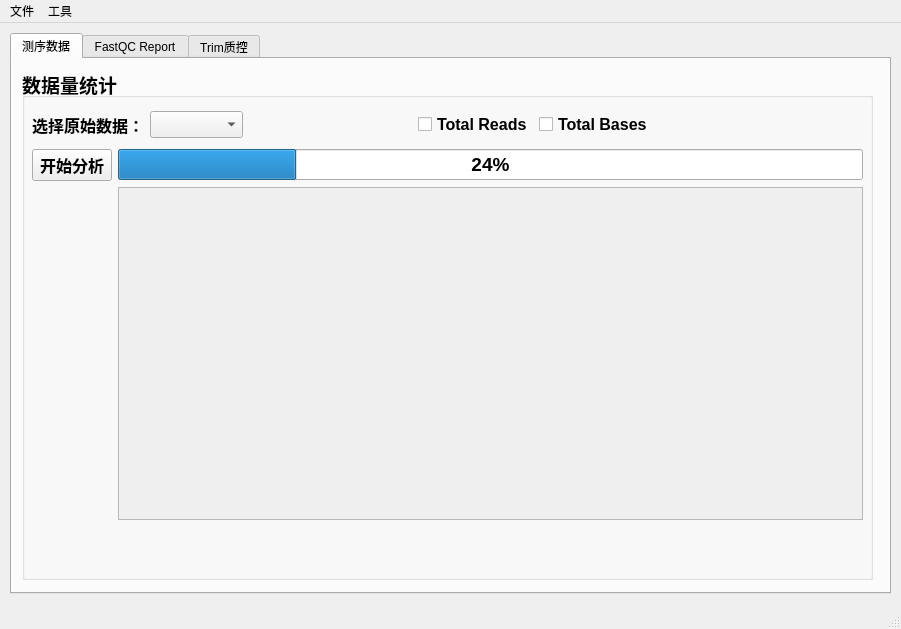
First picture: the form in ui_package/mainwindow.ui, repository yuanzheng/Metagenome, before the edit.
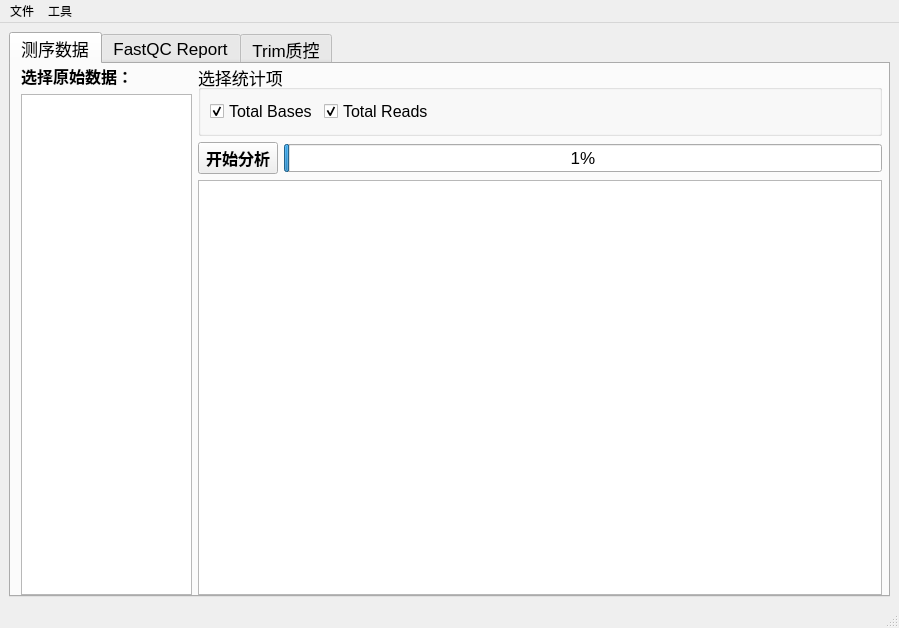
Second picture: the form after the edit. The open tabs and pages were chosen to show the change.

Commit message: Refacted fastq analysis tab

What changed in the file:
```diff
--- a/ui_package/mainwindow.ui
+++ b/ui_package/mainwindow.ui
@@ -6,22 +6,28 @@
    <rect>
     <x>0</x>
     <y>0</y>
-    <width>901</width>
-    <height>629</height>
+    <width>899</width>
+    <height>628</height>
    </rect>
   </property>
+  <property name="sizePolicy">
+   <sizepolicy hsizetype="Expanding" vsizetype="Expanding">
+    <horstretch>0</horstretch>
+    <verstretch>0</verstretch>
+   </sizepolicy>
+  </property>
   <property name="windowTitle">
    <string>Metagenome Analysis Tool</string>
   </property>
   <widget class="QWidget" name="centralwidget">
+   <layout class="QVBoxLayout" name="verticalLayout">
+    <item>
    <widget class="QTabWidget" name="tabWidget">
-    <property name="geometry">
-     <rect>
-      <x>10</x>
-      <y>10</y>
-      <width>881</width>
-      <height>561</height>
-     </rect>
+      <property name="font">
+       <font>
+        <family>Arial</family>
+        <pointsize>13</pointsize>
+       </font>
     </property>
     <property name="currentIndex">
      <number>1</number>
@@ -30,38 +36,18 @@
      <attribute name="title">
       <string>测序数据</string>
      </attribute>
-     <widget class="QGroupBox" name="groupBox_statistics">
+       <widget class="QWidget" name="horizontalLayoutWidget">
       <property name="geometry">
        <rect>
         <x>10</x>
-        <y>10</y>
-        <width>851</width>
-        <height>511</height>
-       </rect>
-      </property>
-      <property name="font">
-       <font>
-        <pointsize>14</pointsize>
-        <bold>true</bold>
-       </font>
-      </property>
-      <property name="title">
-       <string>数据量统计</string>
-      </property>
-      <widget class="QWidget" name="verticalLayoutWidget">
-       <property name="geometry">
-        <rect>
-         <x>10</x>
-         <y>30</y>
-         <width>621</width>
-         <height>51</height>
-        </rect>
-       </property>
-       <layout class="QVBoxLayout" name="verticalLayout">
+          <y>0</y>
+          <width>861</width>
+          <height>531</height>
+         </rect>
+        </property>
+        <layout class="QHBoxLayout" name="horizontalLayout" stretch="1,4">
         <item>
-         <layout class="QHBoxLayout" name="horizontalLayout">
-          <item>
-           <layout class="QHBoxLayout" name="horizontalLayout_2">
+          <layout class="QVBoxLayout" name="verticalLayout_6" stretch="0,1">
             <item>
              <widget class="QLabel" name="label_1">
               <property name="maximumSize">
@@ -72,6 +58,7 @@
               </property>
               <property name="font">
                <font>
+               <family>Arial</family>
                 <pointsize>12</pointsize>
                 <bold>true</bold>
                </font>
@@ -85,12 +72,77 @@
              </widget>
             </item>
             <item>
-             <widget class="QComboBox" name="comboBox">
+            <widget class="QListWidget" name="listWidget_fastq_analysis">
+             <property name="sizePolicy">
+              <sizepolicy hsizetype="Preferred" vsizetype="Expanding">
+               <horstretch>0</horstretch>
+               <verstretch>0</verstretch>
+              </sizepolicy>
+             </property>
               <property name="font">
                <font>
+               <family>Arial</family>
                 <pointsize>12</pointsize>
-                <bold>true</bold>
-               </font>
+              </font>
+             </property>
+             <property name="alternatingRowColors">
+              <bool>false</bool>
+             </property>
+             <property name="selectionMode">
+              <enum>QAbstractItemView::SelectionMode::MultiSelection</enum>
+             </property>
+             <property name="selectionRectVisible">
+              <bool>false</bool>
+             </property>
+            </widget>
+           </item>
+          </layout>
+         </item>
+         <item>
+          <layout class="QVBoxLayout" name="verticalLayout_7" stretch="0,0,1">
+           <item>
+            <widget class="QGroupBox" name="groupBox_fastq_analysis">
+             <property name="sizePolicy">
+              <sizepolicy hsizetype="Expanding" vsizetype="Expanding">
+               <horstretch>0</horstretch>
+               <verstretch>0</verstretch>
+              </sizepolicy>
+             </property>
+             <property name="title">
+              <string>选择统计项</string>
+             </property>
+             <layout class="QHBoxLayout" name="horizontalLayout_3" stretch="0,0,1">
+              <item>
+               <widget class="QCheckBox" name="checkBox_total_bases">
+                <property name="font">
+                 <font>
+                  <family>Arial</family>
+                  <pointsize>12</pointsize>
+                  <bold>false</bold>
+                 </font>
+                </property>
+                <property name="text">
+                 <string>Total Bases</string>
+                </property>
+                <property name="checked">
+                 <bool>true</bool>
+                </property>
+               </widget>
+              </item>
+              <item>
+               <widget class="QCheckBox" name="checkBox_total_reads">
+                <property name="font">
+                 <font>
+                  <family>Arial</family>
+                  <pointsize>12</pointsize>
+                  <bold>false</bold>
+                 </font>
+                </property>
+                <property name="text">
+                 <string>Total Reads</string>
+                </property>
+                <property name="checked">
+                 <bool>true</bool>
               </property>
              </widget>
             </item>
@@ -107,82 +159,19 @@
               </property>
              </spacer>
             </item>
-            <item>
-             <widget class="QCheckBox" name="checkBox_reads">
-              <property name="font">
-               <font>
-                <pointsize>12</pointsize>
-                <bold>true</bold>
-               </font>
-              </property>
-              <property name="text">
-               <string>Total Reads</string>
-              </property>
-             </widget>
-            </item>
-            <item>
-             <widget class="QCheckBox" name="checkBox_bases">
-              <property name="font">
-               <font>
-                <pointsize>12</pointsize>
-                <bold>true</bold>
-               </font>
-              </property>
-              <property name="text">
-               <string>Total Bases</string>
-              </property>
-             </widget>
-            </item>
-           </layout>
-          </item>
-         </layout>
-        </item>
-       </layout>
-      </widget>
-      <widget class="QWidget" name="gridLayoutWidget">
-       <property name="geometry">
-        <rect>
-         <x>10</x>
-         <y>80</y>
-         <width>831</width>
-         <height>371</height>
-        </rect>
-       </property>
-       <layout class="QGridLayout" name="gridLayout_2">
-        <item row="2" column="1">
-         <widget class="QScrollArea" name="scrollArea">
-          <property name="widgetResizable">
-           <bool>true</bool>
-          </property>
-          <widget class="QWidget" name="scrollAreaWidgetContents">
-           <property name="geometry">
-            <rect>
-             <x>0</x>
-             <y>0</y>
-             <width>734</width>
-             <height>317</height>
-            </rect>
-           </property>
-          </widget>
-         </widget>
-        </item>
-        <item row="1" column="1">
-         <widget class="QProgressBar" name="progressBar_rawdata_analysis">
-          <property name="value">
-           <number>24</number>
-          </property>
-         </widget>
-        </item>
-        <item row="0" column="0">
-         <layout class="QVBoxLayout" name="verticalLayout_2"/>
-        </item>
-        <item row="1" column="0">
+             </layout>
+            </widget>
+           </item>
+           <item>
+            <layout class="QHBoxLayout" name="horizontalLayout_2" stretch="0,1">
+             <item>
          <widget class="QPushButton" name="button_analysis_start">
           <property name="enabled">
            <bool>true</bool>
           </property>
           <property name="font">
            <font>
+                 <family>Arial</family>
             <pointsize>12</pointsize>
             <bold>true</bold>
            </font>
@@ -192,8 +181,31 @@
           </property>
          </widget>
         </item>
-       </layout>
-      </widget>
+             <item>
+              <widget class="QProgressBar" name="progressBar_fastq_analysis">
+               <property name="value">
+                <number>1</number>
+               </property>
+              </widget>
+             </item>
+            </layout>
+           </item>
+           <item>
+            <widget class="QTableWidget" name="tableWidget_fastq_analysis">
+             <property name="font">
+              <font>
+               <family>Arial</family>
+               <pointsize>12</pointsize>
+              </font>
+             </property>
+             <property name="alternatingRowColors">
+              <bool>true</bool>
+             </property>
+            </widget>
+           </item>
+          </layout>
+         </item>
+        </layout>
      </widget>
     </widget>
     <widget class="QWidget" name="tab_fastqcreport">
@@ -294,14 +306,16 @@
      </attribute>
     </widget>
    </widget>
+    </item>
+   </layout>
   </widget>
   <widget class="QMenuBar" name="menubar">
    <property name="geometry">
     <rect>
      <x>0</x>
      <y>0</y>
-     <width>901</width>
-     <height>24</height>
+     <width>899</width>
+     <height>22</height>
     </rect>
    </property>
    <widget class="QMenu" name="menu">
```
Left out of the diff: 23 changed lines with no effect on the pictures. Lines whose indentation alone changed are shown as unchanged. The commit also changes 1 other file.
